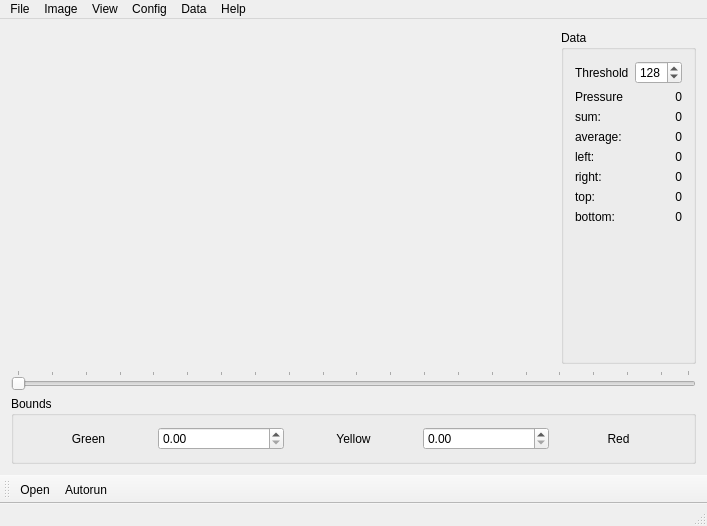
Before: the Qt Designer form mainwindow.ui in Abbath/P, drawn with Qt 5.
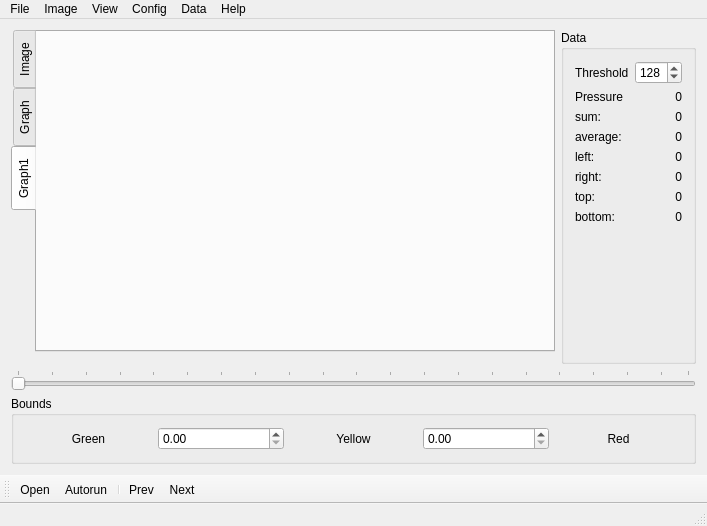
After: the same form once the commit is applied. Custom widgets are drawn as their Qt base class.

Diff of the .ui file:
```diff
--- a/mainwindow.ui
+++ b/mainwindow.ui
@@ -15,7 +15,7 @@
   </property>
   <widget class="QWidget" name="centralWidget">
    <layout class="QGridLayout" name="gridLayout">
-    <item row="2" column="0" colspan="2">
+    <item row="3" column="0" colspan="2">
      <widget class="QSlider" name="horizontalSlider">
       <property name="enabled">
        <bool>true</bool>
@@ -31,10 +31,7 @@
       </property>
      </widget>
     </item>
-    <item row="0" column="0" rowspan="2">
-     <widget class="ImageArea" name="widget" native="true"/>
-    </item>
-    <item row="3" column="0" colspan="2">
+    <item row="4" column="0" colspan="2">
      <widget class="QGroupBox" name="groupBox">
       <property name="sizePolicy">
        <sizepolicy hsizetype="Preferred" vsizetype="Maximum">
@@ -85,7 +82,47 @@
       </layout>
      </widget>
     </item>
-    <item row="0" column="1" rowspan="2">
+    <item row="0" column="0">
+     <widget class="QTabWidget" name="tabWidget">
+      <property name="tabPosition">
+       <enum>QTabWidget::West</enum>
+      </property>
+      <property name="currentIndex">
+       <number>2</number>
+      </property>
+      <widget class="QWidget" name="tab">
+       <attribute name="title">
+        <string>Image</string>
+       </attribute>
+       <layout class="QGridLayout" name="gridLayout_3">
+        <item row="0" column="0">
+         <widget class="ImageArea" name="widget" native="true"/>
+        </item>
+       </layout>
+      </widget>
+      <widget class="QWidget" name="tab_2">
+       <attribute name="title">
+        <string>Graph</string>
+       </attribute>
+       <layout class="QGridLayout" name="gridLayout_4">
+        <item row="0" column="0">
+         <widget class="QwtPlot" name="widget_2" native="true"/>
+        </item>
+       </layout>
+      </widget>
+      <widget class="QWidget" name="tab_3">
+       <attribute name="title">
+        <string>Graph1</string>
+       </attribute>
+       <layout class="QGridLayout" name="gridLayout_5">
+        <item row="0" column="0">
+         <widget class="QwtPlot" name="widget_3" native="true"/>
+        </item>
+       </layout>
+      </widget>
+     </widget>
+    </item>
+    <item row="0" column="1" rowspan="3">
      <widget class="QGroupBox" name="groupBox_2">
       <property name="sizePolicy">
        <sizepolicy hsizetype="Maximum" vsizetype="Preferred">
@@ -323,6 +360,9 @@
    </attribute>
    <addaction name="actionOpen"/>
    <addaction name="actionAutorun"/>
+   <addaction name="separator"/>
+   <addaction name="actionPrev"/>
+   <addaction name="actionNext"/>
   </widget>
   <widget class="QStatusBar" name="statusBar"/>
   <action name="actionOpen">
@@ -499,6 +539,28 @@
     <string>Ctrl+B</string>
    </property>
   </action>
+  <action name="actionPrev">
+   <property name="text">
+    <string>Prev</string>
+   </property>
+   <property name="toolTip">
+    <string>Previous Image</string>
+   </property>
+   <property name="shortcut">
+    <string>Left, Ctrl+P</string>
+   </property>
+  </action>
+  <action name="actionNext">
+   <property name="text">
+    <string>Next</string>
+   </property>
+   <property name="toolTip">
+    <string>Next Image</string>
+   </property>
+   <property name="shortcut">
+    <string>Right, Ctrl+N</string>
+   </property>
+  </action>
  </widget>
  <layoutdefault spacing="6" margin="11"/>
  <customwidgets>
@@ -513,6 +575,12 @@
     <slot>setYR(double)</slot>
    </slots>
   </customwidget>
+  <customwidget>
+   <class>QwtPlot</class>
+   <extends>QWidget</extends>
+   <header>qwt/qwt_plot.h</header>
+   <container>1</container>
+  </customwidget>
  </customwidgets>
  <resources/>
  <connections>
```
